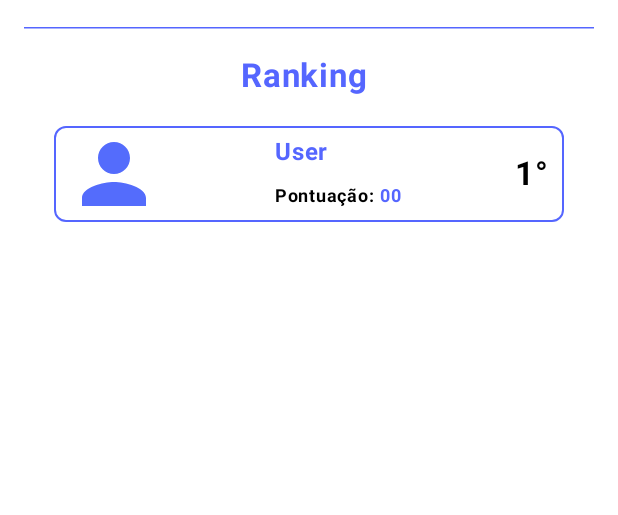
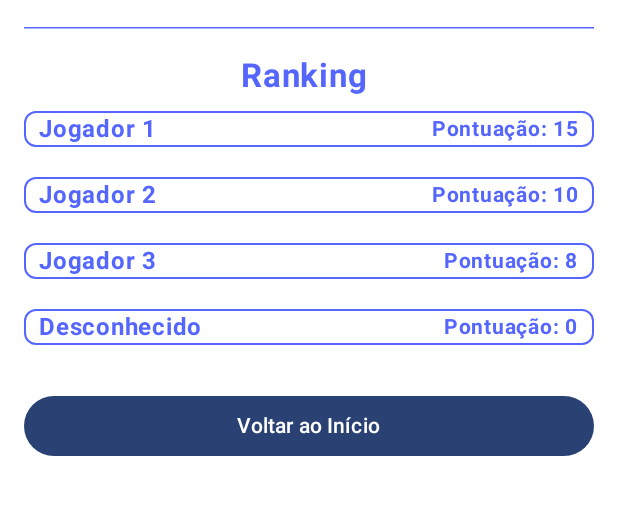
Before and after one commit to julia-tatim/Geoquiz, an Android app built with Jetpack Compose: the Ranking screen opened directly, with no data from a screen before it, on a phone screen of 412 x 824 dp, the part 66-581 px from its top. Run offline under Robolectric (Android 15) with nearby library versions, the phone set to English and light mode, and no system bars.

```diff
--- a/app/build.gradle.kts
+++ b/app/build.gradle.kts
@@ -59,6 +59,11 @@ dependencies {
     implementation(libs.androidx.ui.graphics)
     implementation(libs.androidx.ui.tooling.preview)
     implementation(libs.androidx.material3)
+    implementation(libs.androidx.appcompat)
+
+    // Correção da dependência Gson
+    implementation("com.google.code.gson:gson:2.8.8")
+
     testImplementation(libs.junit)
     androidTestImplementation(libs.androidx.junit)
     androidTestImplementation(libs.androidx.espresso.core)
--- /dev/null
+++ b/app/src/main/java/com/example/quiz/Rank.kt
@@ -0,0 +1,3 @@
+package com.example.quiz
+
+data class Rank(val playerName: String, var score: Int)
--- a/app/src/main/java/com/example/quiz/Ranking.kt
+++ b/app/src/main/java/com/example/quiz/Ranking.kt
@@ -1,47 +1,56 @@
 package com.example.quiz
 
+import android.content.Context
+import android.content.Intent
 import android.os.Bundle
 import androidx.activity.ComponentActivity
 import androidx.activity.compose.setContent
-import androidx.activity.enableEdgeToEdge
-import androidx.compose.foundation.Image
 import androidx.compose.foundation.background
 import androidx.compose.foundation.border
-import androidx.compose.foundation.layout.Arrangement
-import androidx.compose.foundation.layout.Column
-import androidx.compose.foundation.layout.Row
-import androidx.compose.foundation.layout.fillMaxSize
-import androidx.compose.foundation.layout.fillMaxWidth
-import androidx.compose.foundation.layout.padding
+import androidx.compose.foundation.layout.*
 import androidx.compose.foundation.shape.RoundedCornerShape
-import androidx.compose.material3.HorizontalDivider
-import androidx.compose.material3.Text
-import androidx.compose.runtime.Composable
+import androidx.compose.foundation.text.BasicTextField
+import androidx.compose.material3.*
+import androidx.compose.runtime.*
 import androidx.compose.ui.Alignment
 import androidx.compose.ui.Modifier
 import androidx.compose.ui.graphics.Color
-import androidx.compose.ui.layout.ContentScale
-import androidx.compose.ui.res.painterResource
-import androidx.compose.ui.text.font.FontWeight
+import androidx.compose.ui.platform.LocalContext
 import androidx.compose.ui.tooling.preview.Preview
 import androidx.compose.ui.unit.dp
 import androidx.compose.ui.unit.sp
+import androidx.compose.ui.text.font.FontWeight
 import com.example.quiz.ui.theme.QuizTheme
+import com.google.gson.Gson
+import com.google.gson.reflect.TypeToken
 
 class Ranking : ComponentActivity() {
     override fun onCreate(savedInstanceState: Bundle?) {
         super.onCreate(savedInstanceState)
-        enableEdgeToEdge()
         setContent {
             QuizTheme {
-                TelaRanking()
+                val nomeUsuario = intent.getStringExtra("USER_NAME") ?: "Desconhecido"
+                val pontuacao = intent.getIntExtra("SCORE", 0)
+
+
+                val rankings = listOf(
+                    Pair("Jogador 1", 15),
+                    Pair("Jogador 2", 10),
+                    Pair("Jogador 3", 8),
+                    Pair(nomeUsuario, pontuacao)
+                ).sortedByDescending { it.second }
+
+                TelaRanking(rankings, nomeUsuario, pontuacao)
             }
         }
     }
 }
 
+
 @Composable
-fun TelaRanking(){
+fun TelaRanking(rankings: List<Pair<String, Int>>, nomeUsuario: String, pontuacao: Int) {
+    val context = LocalContext.current
+
     Column(
         modifier = Modifier
             .fillMaxSize()
@@ -68,63 +77,48 @@ fun TelaRanking(){
             color = Color(0xFF5566FF),
             fontSize = 22.sp
         )
-        Row (
+
+        rankings.forEachIndexed { index, ranking ->
+            Row(
                 modifier = Modifier
                     .fillMaxWidth()
-                .padding(vertical = 20.dp, horizontal = 20.dp)
+                    .padding(vertical = 10.dp)
                     .border(
-                    width = 1.dp, // Largura da borda
-                    color = Color(0xFF5566FF), // Cor da borda
-                    shape = RoundedCornerShape(8.dp) // Forma arredondada
+                        width = 1.dp, color = Color(0xFF5566FF),
+                        shape = RoundedCornerShape(8.dp)
                     ),
                 horizontalArrangement = Arrangement.SpaceBetween,
                 verticalAlignment = Alignment.CenterVertically
             ) {
-            Image(
-                painter = painterResource(id = R.drawable.person),
-                contentDescription = "Icon",
-                contentScale = ContentScale.FillWidth,
-                modifier = Modifier
-                    .padding(start = 8.dp)
-            )
-            Column {
                 Text(
-                    text = "User",
+                    text = ranking.first,
                     fontWeight = FontWeight.Bold,
                     color = Color(0xFF5566FF),
                     fontSize = 16.sp,
-                    modifier = Modifier
-                        .padding(bottom = 5.dp)
-                )
-                Row {
-                    Text(
-                        text = "Pontuação: ",
-                        fontWeight = FontWeight.Bold,
-                        color = Color.Black,
-                        fontSize = 12.sp
+                    modifier = Modifier.padding(start = 10.dp)
                 )
                 Text(
-                        text = "00",
+                    text = "Pontuação: ${ranking.second}",
                     fontWeight = FontWeight.Bold,
                     color = Color(0xFF5566FF),
-                        fontSize = 12.sp
+                    fontSize = 14.sp,
+                    modifier = Modifier.padding(end = 10.dp)
                 )
             }
         }
-            Text(
-                text = "1°",
-                fontWeight = FontWeight.Bold,
-                color = Color.Black,
-                fontSize = 22.sp,
-                modifier = Modifier
-                    .padding(end = 10.dp)
-            )
+
+        Spacer(modifier = Modifier.height(20.dp))
+
+
+        Button(
+            onClick = {
+
+                val intent = Intent(context, NomeActivity::class.java)
+                context.startActivity(intent)
+            },
+            modifier = Modifier.fillMaxWidth()
+        ) {
+            Text("Voltar ao Início")
         }
     }
 }
-
-@Preview
-@Composable
-fun TelaRankingPreview(){
-    TelaRanking()
-}
--- a/gradle/libs.versions.toml
+++ b/gradle/libs.versions.toml
@@ -8,6 +8,7 @@ espressoCore = "3.6.1"
 lifecycleRuntimeKtx = "2.8.7"
 activityCompose = "1.9.3"
 composeBom = "2024.04.01"
+appcompat = "1.7.0"
 
 [libraries]
 androidx-core-ktx = { group = "androidx.core", name = "core-ktx", version.ref = "coreKtx" }
@@ -24,6 +25,7 @@ androidx-ui-tooling-preview = { group = "androidx.compose.ui", name = "ui-toolin
 androidx-ui-test-manifest = { group = "androidx.compose.ui", name = "ui-test-manifest" }
 androidx-ui-test-junit4 = { group = "androidx.compose.ui", name = "ui-test-junit4" }
 androidx-material3 = { group = "androidx.compose.material3", name = "material3" }
+androidx-appcompat = { group = "androidx.appcompat", name = "appcompat", version.ref = "appcompat" }
 
 [plugins]
 android-application = { id = "com.android.application", version.ref = "agp" }
```
Also changed, not shown: app/src/main/AndroidManifest.xml (+16 -7 lines), app/src/main/java/com/example/quiz/MainActivity.kt (+27 -12 lines), app/src/main/java/com/example/quiz/NomeActivity.kt (added, +66 -0 lines). Lines whose indentation alone changed are shown as unchanged.
